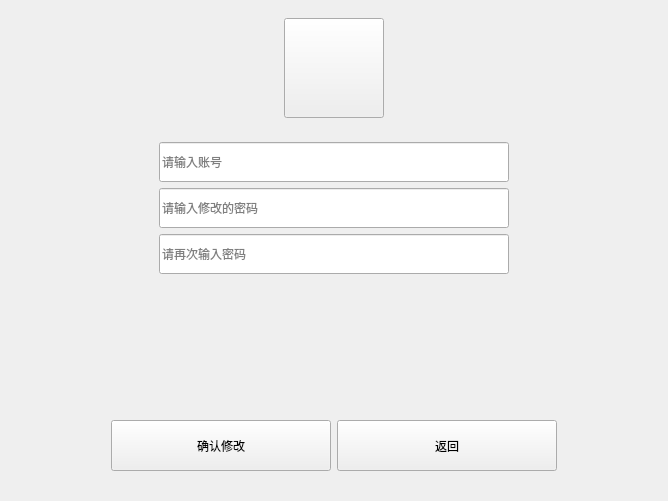
Qt form WidgetLogin/Body/modify/modifypassword.ui (Easter112/Qtqq) before a commit.
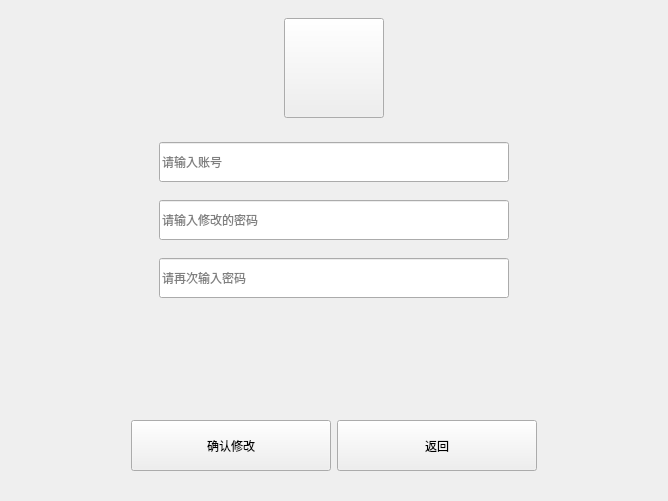
The same form after that commit. Icons and pictures are not drawn.

```diff
--- a/WidgetLogin/Body/modify/modifypassword.ui
+++ b/WidgetLogin/Body/modify/modifypassword.ui
@@ -149,6 +149,9 @@
       </item>
       <item>
        <layout class="QVBoxLayout" name="verticalLayout">
+        <property name="spacing">
+         <number>18</number>
+        </property>
         <item>
          <layout class="QHBoxLayout" name="horizontalLayout">
           <property name="spacing">
@@ -372,13 +375,13 @@
           </property>
           <property name="minimumSize">
            <size>
-            <width>220</width>
+            <width>200</width>
             <height>51</height>
            </size>
           </property>
           <property name="maximumSize">
            <size>
-            <width>220</width>
+            <width>200</width>
             <height>51</height>
            </size>
           </property>
@@ -397,13 +400,13 @@
           </property>
           <property name="minimumSize">
            <size>
-            <width>220</width>
+            <width>200</width>
             <height>51</height>
            </size>
           </property>
           <property name="maximumSize">
            <size>
-            <width>220</width>
+            <width>200</width>
             <height>51</height>
            </size>
           </property>
```
Left out of the diff: 41 changed lines with no effect on the pictures.
